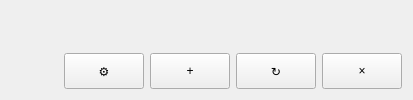
Before: the Qt Designer form ui/tabs/analysis-tab.ui in VadmanBat/reg-valve, drawn with Qt 5.
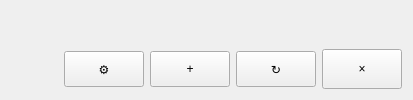
After: the same form once the commit is applied.

```diff
--- a/ui/tabs/analysis-tab.ui
+++ b/ui/tabs/analysis-tab.ui
@@ -101,8 +101,8 @@
        </property>
        <property name="minimumSize">
         <size>
-         <width>36</width>
-         <height>36</height>
+         <width>40</width>
+         <height>40</height>
         </size>
        </property>
       </widget>
```
